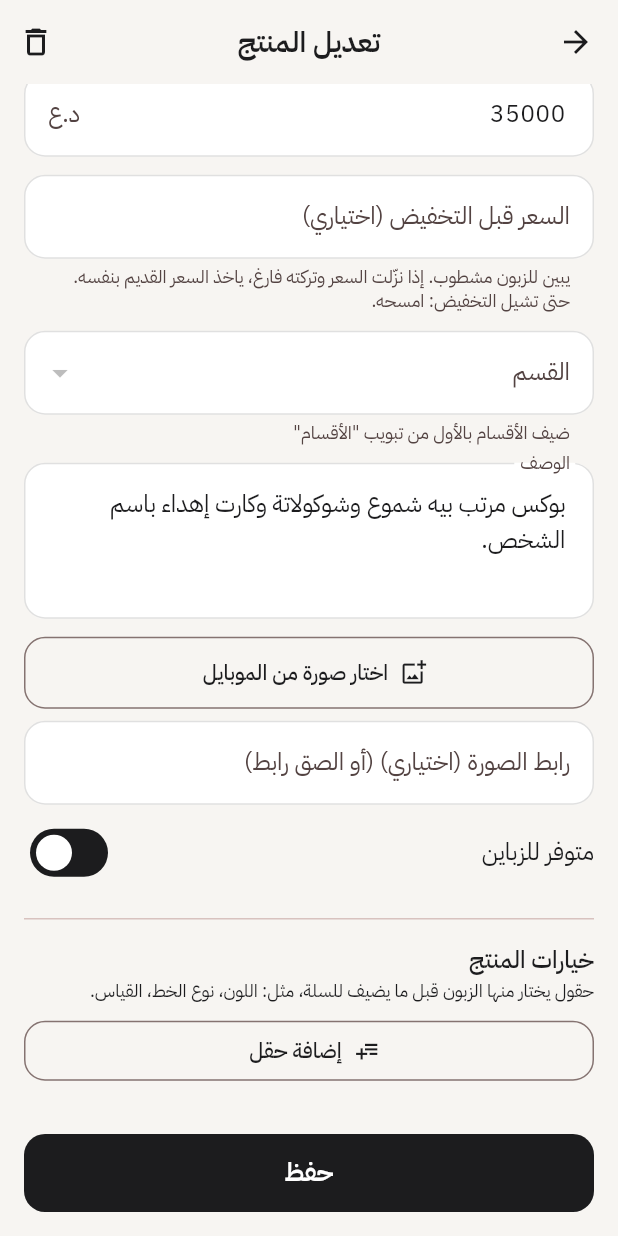
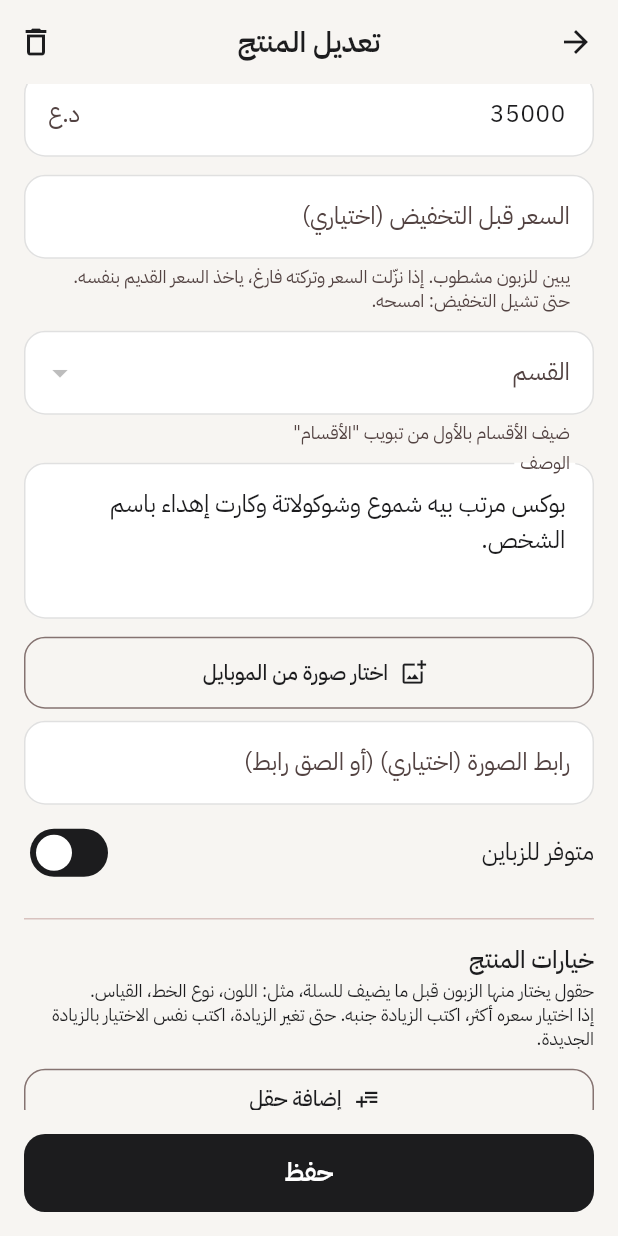
Before and after one commit to alaakad90/ff, a Flutter app: the ProductEditScreen screen opened directly with sample values from the repository, scrolled down 345 dp, on a phone screen of 412 x 824 dp. Run offline on Flutter 3.47's test engine with Material 3 defaults, Android fonts, the phone set to English and light mode, and no system bars; our stand-ins replace cloud_firestore, firebase_auth, firebase_core, firebase_messaging, google_sign_in, image_picker and 3 more; missing offline and left inert: record; accounts and stored records are empty.

Commit message:
Let a product choice raise the price
Each choice can carry an extra amount (e.g. large size +5,000). The
server adds it to the item price from the product data, stores it on the
order's option, and shows it in Telegram. The app shows the extra on the
choice chips and in the add-to-cart total, and cart, checkout and reorder
use the price with extras.

Co-Authored-By: Claude Opus 5.5 <noreply@anthropic.com>
Claude-Session: https://claude.ai/code/session_019qUfaC8pLRaMMPSPxsds8G

```diff
--- a/store_app/lib/models/order.dart
+++ b/store_app/lib/models/order.dart
@@ -92,7 +92,7 @@ class OrderItem {
   factory OrderItem.fromCartItem(CartItem item) => OrderItem(
         productId: item.product.id,
         name: item.product.name,
-        price: item.product.price,
+        price: item.unitPrice,
         quantity: item.quantity,
         note: item.note,
         imageUrl: item.imageUrl,
--- a/store_app/lib/models/product.dart
+++ b/store_app/lib/models/product.dart
@@ -23,6 +23,11 @@ class Product {
 
   /// عليه تخفيض: السعر القديم أكبر من الحالي.
   bool get onSale => oldPrice > price && price > 0;
+
+  /// سعر القطعة ويا زيادات الاختيارات (مثل القياس الكبير).
+  int priceWith(Map<String, String> chosen) =>
+      price +
+      chosen.entries.fold(0, (sum, e) => sum + (options.where((o) => o.name == e.key).firstOrNull?.extraFor(e.value) ?? 0));
 
   /// نسبة التخفيض، مثل 20 يعني 20%.
   int get discountPercent => onSale ? ((oldPrice - price) * 100 / oldPrice).round() : 0;
@@ -75,8 +80,11 @@ class ProductOption {
   final String name;
   final List<String> choices;
   final bool required; // الزبون لازم يختار قبل ما يضيف للسلة
+  final Map<String, int> extras; // زيادة السعر لبعض الاختيارات، مثل {كبير: 5000}
 
-  const ProductOption({required this.name, required this.choices, this.required = true});
+  const ProductOption({required this.name, required this.choices, this.required = true, this.extras = const {}});
+
+  int extraFor(String choice) => extras[choice] ?? 0;
 
   factory ProductOption.fromMap(Map<String, dynamic> data) => ProductOption(
         name: (data['name'] as String? ?? '').trim(),
@@ -85,9 +93,21 @@ class ProductOption {
             if (c is String && c.trim().isNotEmpty) c.trim(),
         ],
         required: data['required'] as bool? ?? true,
+        extras: {
+          for (final e in (data['extras'] as Map? ?? const {}).entries)
+            if (e.key is String && e.value is num && (e.value as num) > 0) e.key as String: (e.value as num).toInt(),
+        },
       );
 
-  Map<String, dynamic> toMap() => {'name': name, 'choices': choices, 'required': required};
+  Map<String, dynamic> toMap() => {
+        'name': name,
+        'choices': choices,
+        'required': required,
+        'extras': {
+          for (final c in choices)
+            if (extraFor(c) > 0) c: extraFor(c),
+        },
+      };
 }
 
 /// الاختيارات بسطر واحد، مثل: اللون: أحمر، نوع الخط: كوفي
--- a/store_app/lib/screens/admin/product_edit_screen.dart
+++ b/store_app/lib/screens/admin/product_edit_screen.dart
@@ -87,9 +87,7 @@ class _ProductEditScreenState extends State<ProductEditScreen> {
   void _save() {
     // اختيار مكتوب وما انضغط عليه "+": نضيفه بدال ما يضيع.
     for (final o in _options) {
-      final pending = o.newChoice.text.trim();
-      if (pending.isNotEmpty && !o.choices.contains(pending)) o.choices.add(pending);
-      o.newChoice.clear();
+      o.addPending();
     }
     setState(() {});
     if (!_formKey.currentState!.validate()) return;
--- a/store_app/lib/screens/admin/product_options_editor.dart
+++ b/store_app/lib/screens/admin/product_options_editor.dart
@@ -6,21 +6,48 @@ import '../../models/product.dart';
 class OptionDraft {
   final TextEditingController name;
   final TextEditingController newChoice = TextEditingController();
+  final TextEditingController newExtra = TextEditingController();
   final List<String> choices;
+  final Map<String, int> extras; // زيادة السعر لكل اختيار
   bool required;
 
-  OptionDraft({String name = '', List<String>? choices, this.required = true})
+  OptionDraft({String name = '', List<String>? choices, Map<String, int>? extras, this.required = true})
       : name = TextEditingController(text: name),
-        choices = choices ?? [];
+        choices = choices ?? [],
+        extras = extras ?? {};
 
   factory OptionDraft.from(ProductOption o) =>
-      OptionDraft(name: o.name, choices: [...o.choices], required: o.required);
+      OptionDraft(name: o.name, choices: [...o.choices], extras: {...o.extras}, required: o.required);
 
-  ProductOption toOption() => ProductOption(name: name.text.trim(), choices: [...choices], required: required);
+  ProductOption toOption() => ProductOption(
+        name: name.text.trim(),
+        choices: [...choices],
+        required: required,
+        extras: {
+          for (final c in choices)
+            if ((extras[c] ?? 0) > 0) c: extras[c]!,
+        },
+      );
+
+  /// يضيف الاختيار المكتوب (وزيادته). إذا الاختيار موجود، تتحدث زيادته بس.
+  void addPending() {
+    final choice = newChoice.text.trim();
+    if (choice.isEmpty) return;
+    if (!choices.contains(choice)) choices.add(choice);
+    final extra = int.tryParse(newExtra.text.replaceAll(',', '').trim()) ?? 0;
+    if (extra > 0) {
+      extras[choice] = extra;
+    } else {
+      extras.remove(choice);
+    }
+    newChoice.clear();
+    newExtra.clear();
+  }
 
   void dispose() {
     name.dispose();
     newChoice.dispose();
+    newExtra.dispose();
   }
 }
 
@@ -37,14 +64,7 @@ class ProductOptionsEditor extends StatefulWidget {
 class _ProductOptionsEditorState extends State<ProductOptionsEditor> {
   List<OptionDraft> get _drafts => widget.drafts;
 
-  void _addChoice(OptionDraft draft) {
-    final choice = draft.newChoice.text.trim();
-    if (choice.isEmpty) return;
-    setState(() {
-      if (!draft.choices.contains(choice)) draft.choices.add(choice);
-      draft.newChoice.clear();
-    });
-  }
+  void _addChoice(OptionDraft draft) => setState(draft.addPending);
 
   void _removeOption(OptionDraft draft) {
     setState(() => _drafts.remove(draft));
@@ -59,7 +79,8 @@ class _ProductOptionsEditorState extends State<ProductOptionsEditor> {
       children: [
         Text('خيارات المنتج', style: theme.textTheme.titleMedium),
         Text(
-          'حقول يختار منها الزبون قبل ما يضيف للسلة، مثل: اللون، نوع الخط، القياس.',
+          'حقول يختار منها الزبون قبل ما يضيف للسلة، مثل: اللون، نوع الخط، القياس.\n'
+          'إذا اختيار سعره أكثر، اكتب الزيادة جنبه. حتى تغير الزيادة، اكتب نفس الاختيار بالزيادة الجديدة.',
           style: theme.textTheme.bodySmall,
         ),
         for (final (i, draft) in _drafts.indexed)
@@ -98,16 +119,32 @@ class _ProductOptionsEditorState extends State<ProductOptionsEditor> {
                     children: [
                       for (final choice in draft.choices)
                         InputChip(
-                          label: Text(choice),
-                          onDeleted: () => setState(() => draft.choices.remove(choice)),
+                          label: Text((draft.extras[choice] ?? 0) > 0
+                              ? '$choice (+${formatPrice(draft.extras[choice]!)})'
+                              : choice),
+                          onDeleted: () => setState(() {
+                            draft.choices.remove(choice);
+                            draft.extras.remove(choice);
+                          }),
                         ),
                     ],
                   ),
                   Row(children: [
                     Expanded(
+                      flex: 3,
                       child: TextField(
                         controller: draft.newChoice,
-                        decoration: const InputDecoration(labelText: 'اختيار جديد', hintText: 'مثلاً: أحمر'),
+                        decoration: const InputDecoration(labelText: 'اختيار جديد', hintText: 'مثلاً: كبير'),
+                        onSubmitted: (_) => _addChoice(draft),
+                      ),
+                    ),
+                    const SizedBox(width: 8),
+                    Expanded(
+                      flex: 2,
+                      child: TextField(
+                        controller: draft.newExtra,
+                        keyboardType: TextInputType.number,
+                        decoration: const InputDecoration(labelText: 'زيادة السعر', hintText: '0', suffixText: 'د.ع'),
                         onSubmitted: (_) => _addChoice(draft),
                       ),
                     ),
--- a/store_app/lib/screens/checkout_screen.dart
+++ b/store_app/lib/screens/checkout_screen.dart
@@ -342,7 +342,7 @@ class _CheckoutScreenState extends State<CheckoutScreen> {
     final localFee = _pickup == PickupMethod.delivery ? (_zone?.fee ?? 0) : 0;
     // التوصيل: من السيرفر إذا موجود (مع كوبون التوصيل المجاني)، وإلا من قائمة المحافظات.
     final deliveryCharged = quote?.deliveryCharged ?? localFee;
-    final serverPrice = {for (final l in quote?.items ?? const <QuoteLine>[]) l.productId: l.price};
+    final serverPrice = {for (final l in quote?.items ?? const <QuoteLine>[]) l.key: l.price};
 
     return Scaffold(
       appBar: AppBar(title: Text(_quickOrder ? 'طلب سريع' : 'إكمال الطلب')),
@@ -508,7 +508,8 @@ class _CheckoutScreenState extends State<CheckoutScreen> {
                         child: Row(
                           children: [
                             Expanded(child: Text('${item.product.name} × ${item.quantity}${item.options.isEmpty ? '' : '\n🔹 ${optionsLabel(item.options)}'}${item.note.isEmpty ? '' : '\n📝 ${item.note}'}${item.imageUrl.isEmpty ? '' : '\n🖼️ صورة'}${item.voiceUrl.isEmpty ? '' : '\n🎤 فويس'}')),
-                            if (serverPrice[item.product.id] case final price? when price != item.product.price)
+                            if (serverPrice['${item.product.id}\n${optionsLabel(item.options)}'] case final price?
+                                when price != item.unitPrice)
                               Text(
                                 '${formatPrice(price * item.quantity)}\n(السعر تحدّث)',
                                 textAlign: TextAlign.end,
--- a/store_app/lib/screens/product_screen.dart
+++ b/store_app/lib/screens/product_screen.dart
@@ -92,7 +92,9 @@ class _ProductScreenState extends State<ProductScreen> {
                     children: [
                       for (final choice in option.choices)
                         ChoiceChip(
-                          label: Text(choice),
+                          label: Text(option.extraFor(choice) > 0
+                              ? '$choice (+${formatPrice(option.extraFor(choice))})'
+                              : choice),
                           selected: _selected[option.name] == choice,
                           onSelected: (on) => setState(() {
                             if (on) {
@@ -173,7 +175,7 @@ class _ProductScreenState extends State<ProductScreen> {
                 flex: 3,
                 child: FilledButton.icon(
                   icon: const Icon(Icons.add_shopping_cart),
-                  label: Text('أضف للسلة • ${formatPrice(product.price * _quantity)}'),
+                  label: Text('أضف للسلة • ${formatPrice(product.priceWith(_selected) * _quantity)}'),
                   onPressed: _attaching
                       ? null
                       : () {
--- a/store_app/lib/state/cart.dart
+++ b/store_app/lib/state/cart.dart
@@ -20,7 +20,10 @@ class CartItem {
           [String imageUrl = '', String voiceUrl = '', Map<String, String> options = const {}]) =>
       '${product.id}\n$note\n$imageUrl\n$voiceUrl\n${optionsLabel(options)}';
 
-  int get total => product.price * quantity;
+  /// سعر القطعة ويا زيادات الاختيارات.
+  int get unitPrice => product.priceWith(options);
+
+  int get total => unitPrice * quantity;
 }
 
 class Cart extends ChangeNotifier {
```
Also changed, not shown: store_app/lib/services/reorder.dart (+4 -3 lines), store_app/lib/services/store_api.dart (+8 -2 lines), 9 other files.
